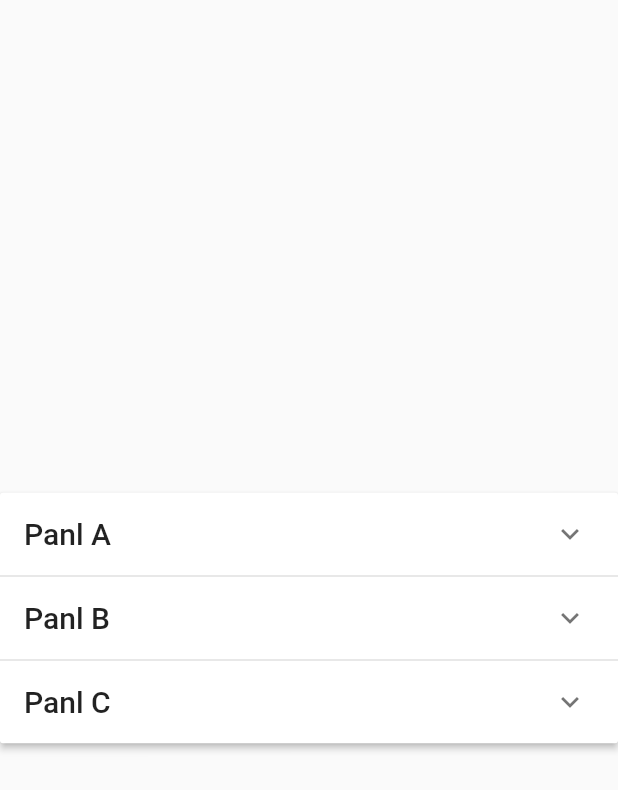
After one commit to mrerhuo/learn_flutter_app, a Flutter app: the Chapter10Home screen opened directly, after a tap on "底部对话框(Sheet)", after a tap on "收缩面板列表", on a phone screen of 412 x 824 dp. The commit adds this screen. Shown: the top 790 px of the screen. Run offline on Flutter 3.47's test engine with Material 2 defaults, Android fonts, the phone set to English and light mode, and no system bars.

Commit message:
新增弹出框章节里面的弹出框和折叠面板

```diff
--- /dev/null
+++ b/lib/chapter10/Chapter10Home.dart
@@ -0,0 +1,44 @@
+import 'package:flutter/material.dart';
+import 'ChapterList.dart';
+
+class Chapter10Home extends StatefulWidget {
+  Chapter10Home({Key key}) : super(key: key);
+  @override
+  _Chapter10HomeState createState() => _Chapter10HomeState();
+}
+
+class _Chapter10HomeState extends State<Chapter10Home> {
+  final bottomSheetKey = GlobalKey<ScaffoldState>();
+  //底部对话框
+  _openBottmSheet() {
+    //widget.callBack();
+    bottomSheetKey.currentState.showBottomSheet((BuildContext context) {
+      return BottomAppBar(
+        child: Container(
+          height: 90.0,
+          width: double.infinity,
+          padding: EdgeInsets.all(16.0),
+          child: Row(
+            children: <Widget>[
+              Icon(Icons.pause_circle_filled),
+              SizedBox(width: 16.0,),
+              Text('01:30/06:30'),
+              Expanded(
+                child: Text('Fix you - Coldplay',textAlign: TextAlign.right,),
+              )
+            ],
+          ),
+        ),
+      );
+    });
+  }
+
+  @override
+  Widget build(BuildContext context) {
+    return Scaffold(
+        key: bottomSheetKey,
+        resizeToAvoidBottomInset: false,
+        appBar: AppBar(title: Text('第十节 弹出框')),
+        body: ChapterList(callBack: _openBottmSheet));
+  }
+}
--- /dev/null
+++ b/lib/chapter10/ExpansionPanListDemo.dart
@@ -0,0 +1,76 @@
+import 'package:flutter/material.dart';
+
+class ExpansionPanelItem {
+  final String panelTitle;
+  final Widget panelBody;
+  bool isExpanded;
+  ExpansionPanelItem({this.panelTitle, this.panelBody, this.isExpanded});
+}
+
+class ExpansionPanListDemo extends StatefulWidget {
+  ExpansionPanListDemo({Key key}) : super(key: key);
+
+  @override
+  _ExpansionPanListDemoState createState() => _ExpansionPanListDemoState();
+}
+
+class _ExpansionPanListDemoState extends State<ExpansionPanListDemo> {
+  List<ExpansionPanelItem> _expansionPanelItems;
+  @override
+  void initState() {
+    super.initState();
+    _expansionPanelItems = <ExpansionPanelItem>[
+      ExpansionPanelItem(
+          panelTitle: 'Panl A',
+          panelBody: Container(
+            padding: EdgeInsets.all(16.0),
+            child: Text('Content A'),
+          ),
+          isExpanded: false),
+      ExpansionPanelItem(
+          panelTitle: 'Panl B',
+          panelBody: Container(
+            padding: EdgeInsets.all(16.0),
+            child: Text('Content B'),
+          ),
+          isExpanded: false),
+      ExpansionPanelItem(
+          panelTitle: 'Panl C',
+          panelBody: Container(
+            padding: EdgeInsets.all(16.0),
+            child: Text('Content C'),
+          ),
+          isExpanded: false)
+    ];
+  }
+
+  @override
+  Widget build(BuildContext context) {
+    return Scaffold(
+      body: Container(
+        child: Column(
+          mainAxisAlignment: MainAxisAlignment.center,
+          children: <Widget>[
+            ExpansionPanelList(
+              expansionCallback: (panelIndex, isExpanded) => (setState(() {
+                _expansionPanelItems[panelIndex].isExpanded=!isExpanded;
+              })),
+              children: _expansionPanelItems.map((ExpansionPanelItem item) {
+                return ExpansionPanel(
+                    isExpanded: item.isExpanded,
+                    body: item.panelBody,
+                    headerBuilder: (context, isExpanded) => (Container(
+                          padding: EdgeInsets.all(16),
+                          child: Text(
+                            item.panelTitle,
+                            style: Theme.of(context).textTheme.headline6,
+                          ),
+                        )));
+              }).toList(),//map记得加toList
+            )
+          ],
+        ),
+      ),
+    );
+  }
+}
```
Also changed, not shown: lib/chapter10/Chapter10.dart (added, +18 -0 lines), lib/chapter10/ChapterList.dart (added, +223 -0 lines), lib/chapter10/ExpansionPanDemo.dart (added, +45 -0 lines), lib/index.dart (+5 -2 lines).
